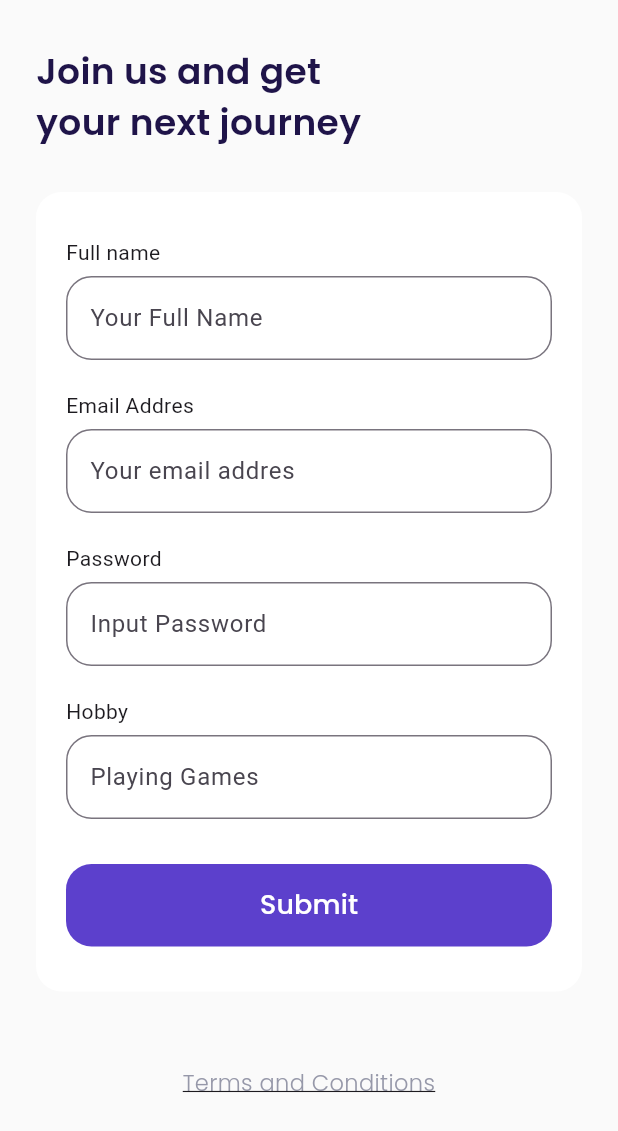
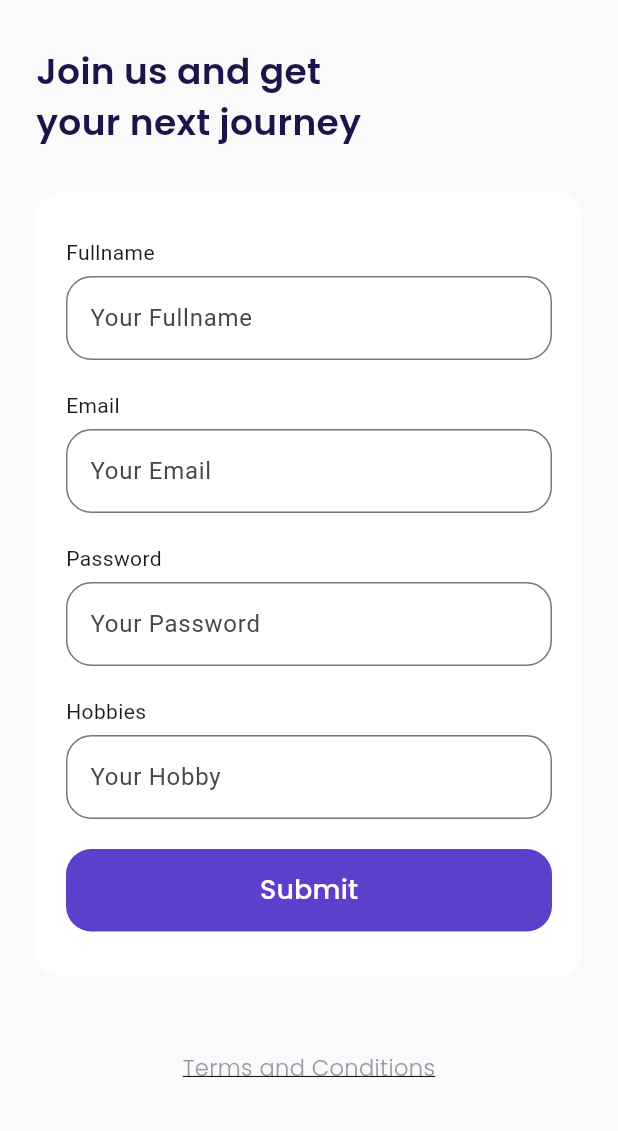
Before and after one commit to kingslyDev/TravelTicket, a Flutter app: the SignUpPage screen opened by its route, on a phone screen of 412 x 824 dp. Shown: the top 1131 px of the screen. Run offline on Flutter 3.47's test engine with Material 3 defaults, Android fonts, the phone set to English and light mode, and no system bars; our stand-ins replace google_fonts.

Commit message:
custom input widget

```diff
--- a/lib/ui/screens/sign_up.dart
+++ b/lib/ui/screens/sign_up.dart
@@ -1,5 +1,6 @@
 import 'package:flutter/material.dart';
 import 'package:travelticket/widgets/custom_button.dart';
+import 'package:travelticket/widgets/custom_input.dart';
 import '../../shared/themes.dart';
 
 class SignUpPage extends StatelessWidget {
@@ -24,147 +25,30 @@ class SignUpPage extends StatelessWidget {
 
     Widget InputSection() {
       Widget nameInput() {
-        return Container(
-          margin: EdgeInsets.only(bottom: 20),
-          child: Column(
-            crossAxisAlignment: CrossAxisAlignment.start,
-            children: [
-              Text(
-                'Full name',
-              ),
-              SizedBox(
-                height: 6,
-              ),
-              TextFormField(
-                cursorColor: kBlackColor,
-                decoration: InputDecoration(
-                  hintText: 'Your Full Name',
-                  border: OutlineInputBorder(
-                    borderRadius: BorderRadius.circular(
-                      defaultRadius,
-                    ),
-                  ),
-                  focusedBorder: OutlineInputBorder(
-                    borderRadius: BorderRadius.circular(
-                      defaultRadius,
-                    ),
-                    borderSide: BorderSide(
-                      color: kPrimaryColor,
-                    ),
-                  ),
-                ),
-              ),
-            ],
-          ),
+        return CustomInput(
+          judul: 'Fullname',
+          hint: 'Your Fullname',
         );
       }
 
       Widget emailInput() {
-        return Container(
-          margin: EdgeInsets.only(bottom: 20),
-          child: Column(
-            crossAxisAlignment: CrossAxisAlignment.start,
-            children: [
-              Text(
-                'Email Addres',
-              ),
-              SizedBox(
-                height: 6,
-              ),
-              TextFormField(
-                cursorColor: kBlackColor,
-                decoration: InputDecoration(
-                  hintText: 'Your email addres',
-                  border: OutlineInputBorder(
-                    borderRadius: BorderRadius.circular(
-                      defaultRadius,
-                    ),
-                  ),
-                  focusedBorder: OutlineInputBorder(
-                    borderRadius: BorderRadius.circular(
-                      defaultRadius,
-                    ),
-                    borderSide: BorderSide(
-                      color: kPrimaryColor,
-                    ),
-                  ),
-                ),
-              ),
-            ],
-          ),
+        return CustomInput(
+          judul: 'Email',
+          hint: 'Your Email',
         );
       }
 
       Widget passInput() {
-        return Container(
-          margin: EdgeInsets.only(bottom: 20),
-          child: Column(
-            crossAxisAlignment: CrossAxisAlignment.start,
-            children: [
-              Text(
-                'Password',
-              ),
-              SizedBox(
-                height: 6,
-              ),
-              TextFormField(
-                cursorColor: kBlackColor,
-                obscureText: true,
-                decoration: InputDecoration(
-                  hintText: 'Input Password',
-                  border: OutlineInputBorder(
-                    borderRadius: BorderRadius.circular(
-                      defaultRadius,
-                    ),
-                  ),
-                  focusedBorder: OutlineInputBorder(
-                    borderRadius: BorderRadius.circular(
-                      defaultRadius,
-                    ),
-                    borderSide: BorderSide(
-                      color: kPrimaryColor,
-                    ),
-                  ),
-                ),
-              ),
-            ],
-          ),
+        return CustomInput(
+          judul: 'Password',
+          hint: 'Your Password',
         );
       }
 
       Widget hobbyInput() {
-        return Container(
-          margin: EdgeInsets.only(bottom: 30),
-          child: Column(
-            crossAxisAlignment: CrossAxisAlignment.start,
-            children: [
-              Text(
-                'Hobby',
-              ),
-              SizedBox(
-                height: 6,
-              ),
-              TextFormField(
-                cursorColor: kBlackColor,
-                decoration: InputDecoration(
-                  hintText: 'Playing Games',
-                  border: OutlineInputBorder(
-                    borderRadius: BorderRadius.circular(
-                      defaultRadius,
-                    ),
-                  ),
-                  focusedBorder: OutlineInputBorder(
-                    borderRadius: BorderRadius.circular(
-                      defaultRadius,
-                    ),
-                    borderSide: BorderSide(
-                      color: kPrimaryColor,
-                    ),
-                  ),
-                ),
-              ),
-            ],
-          ),
+        return CustomInput(
+          judul: 'Hobbies',
+          hint: 'Your Hobby',
         );
       }
 
--- /dev/null
+++ b/lib/widgets/custom_input.dart
@@ -0,0 +1,51 @@
+import 'package:flutter/material.dart';
+import '../shared/themes.dart';
+
+class CustomInput extends StatelessWidget {
+  final String judul;
+  final String hint;
+
+  const CustomInput({
+    Key? key,
+    required this.judul,
+    required this.hint,
+  }) : super(key: key);
+
+  @override
+  Widget build(BuildContext context) {
+    return Container(
+      margin: EdgeInsets.only(bottom: 20),
+      child: Column(
+        crossAxisAlignment: CrossAxisAlignment.start,
+        children: [
+          Text(
+            judul,
+          ),
+          SizedBox(
+            height: 6,
+          ),
+          TextFormField(
+            cursorColor: kBlackColor,
+            decoration: InputDecoration(
+              hintText: hint,
+              border: OutlineInputBorder(
+                borderRadius: BorderRadius.circular(
+                  defaultRadius,
+                ),
+              ),
+              focusedBorder: OutlineInputBorder(
+                borderRadius: BorderRadius.circular(
+                  defaultRadius,
+                ),
+                borderSide: BorderSide(
+                  color: kPrimaryColor,
+                ),
+              ),
+            ),
+          ),
+        ],
+      ),
+    );
+    ;
+  }
+}
```
